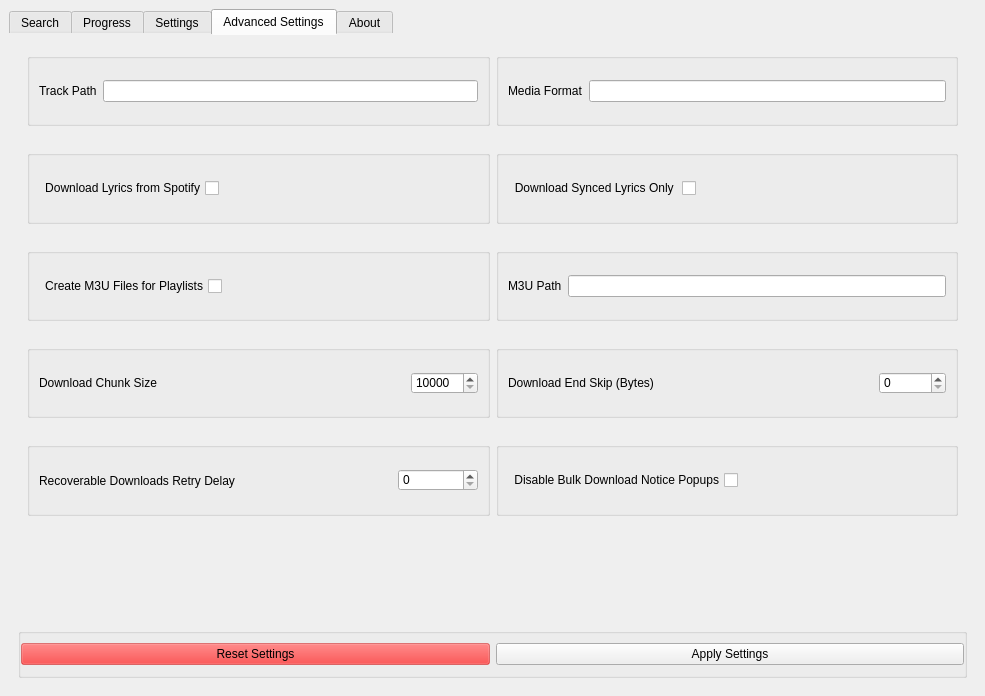
Before: the Qt Designer form src/onthespot/gui/qtui/main.ui in moddroid94/onthespot, drawn with Qt 5.
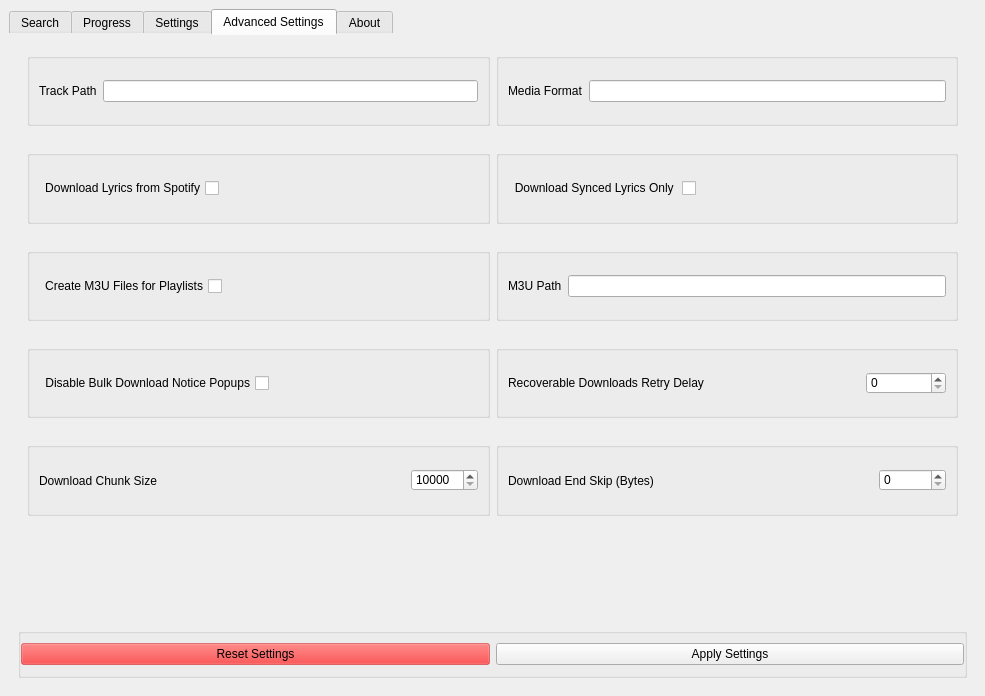
After: the same form once the commit is applied. The open tabs and pages were chosen to show the change. Icons and pictures are not drawn.

Commit message: Move advanced settings button

```diff
--- a/src/onthespot/gui/qtui/main.ui
+++ b/src/onthespot/gui/qtui/main.ui
@@ -1252,6 +1252,95 @@
              </property>
              <layout class="QHBoxLayout" name="horizontalLayout_24">
               <item>
+               <widget class="QGroupBox" name="groupBox_18">
+                <property name="title">
+                 <string/>
+                </property>
+                <layout class="QHBoxLayout" name="horizontalLayout_20">
+                 <item>
+                  <widget class="QCheckBox" name="inp_disable_bulk_popup">
+                   <property name="layoutDirection">
+                    <enum>Qt::RightToLeft</enum>
+                   </property>
+                   <property name="text">
+                    <string>Disable Bulk Download Notice Popups</string>
+                   </property>
+                  </widget>
+                 </item>
+                 <item>
+                  <spacer name="horizontalSpacer_3">
+                   <property name="orientation">
+                    <enum>Qt::Horizontal</enum>
+                   </property>
+                   <property name="sizeHint" stdset="0">
+                    <size>
+                     <width>40</width>
+                     <height>20</height>
+                    </size>
+                   </property>
+                  </spacer>
+                 </item>
+                </layout>
+               </widget>
+              </item>
+              <item>
+               <widget class="QGroupBox" name="groupBox_22">
+                <property name="title">
+                 <string/>
+                </property>
+                <property name="flat">
+                 <bool>false</bool>
+                </property>
+                <layout class="QHBoxLayout" name="horizontalLayout_22">
+                 <item>
+                  <widget class="QLabel" name="lb_max_recdl_delay">
+                   <property name="text">
+                    <string>Recoverable Downloads Retry Delay</string>
+                   </property>
+                  </widget>
+                 </item>
+                 <item>
+                  <spacer name="horizontalSpacer_4">
+                   <property name="orientation">
+                    <enum>Qt::Horizontal</enum>
+                   </property>
+                   <property name="sizeHint" stdset="0">
+                    <size>
+                     <width>40</width>
+                     <height>20</height>
+                    </size>
+                   </property>
+                  </spacer>
+                 </item>
+                 <item>
+                  <widget class="QSpinBox" name="inp_max_recdl_delay">
+                   <property name="minimumSize">
+                    <size>
+                     <width>80</width>
+                     <height>0</height>
+                    </size>
+                   </property>
+                   <property name="maximum">
+                    <number>999999</number>
+                   </property>
+                  </widget>
+                 </item>
+                </layout>
+               </widget>
+              </item>
+             </layout>
+            </widget>
+           </item>
+           <item>
+            <widget class="QGroupBox" name="gb4">
+             <property name="title">
+              <string/>
+             </property>
+             <property name="flat">
+              <bool>true</bool>
+             </property>
+             <layout class="QHBoxLayout" name="horizontalLayout_32">
+              <item>
                <widget class="QGroupBox" name="groupBox_8">
                 <property name="title">
                  <string/>
@@ -1344,95 +1433,6 @@
              </layout>
             </widget>
            </item>
-           <item>
-            <widget class="QGroupBox" name="gb4">
-             <property name="title">
-              <string/>
-             </property>
-             <property name="flat">
-              <bool>true</bool>
-             </property>
-             <layout class="QHBoxLayout" name="horizontalLayout_32">
-              <item>
-               <widget class="QGroupBox" name="groupBox_22">
-                <property name="title">
-                 <string/>
-                </property>
-                <property name="flat">
-                 <bool>false</bool>
-                </property>
-                <layout class="QHBoxLayout" name="horizontalLayout_22">
-                 <item>
-                  <widget class="QLabel" name="lb_max_recdl_delay">
-                   <property name="text">
-                    <string>Recoverable Downloads Retry Delay</string>
-                   </property>
-                  </widget>
-                 </item>
-                 <item>
-                  <spacer name="horizontalSpacer_4">
-                   <property name="orientation">
-                    <enum>Qt::Horizontal</enum>
-                   </property>
-                   <property name="sizeHint" stdset="0">
-                    <size>
-                     <width>40</width>
-                     <height>20</height>
-                    </size>
-                   </property>
-                  </spacer>
-                 </item>
-                 <item>
-                  <widget class="QSpinBox" name="inp_max_recdl_delay">
-                   <property name="minimumSize">
-                    <size>
-                     <width>80</width>
-                     <height>0</height>
-                    </size>
-                   </property>
-                   <property name="maximum">
-                    <number>999999</number>
-                   </property>
-                  </widget>
-                 </item>
-                </layout>
-               </widget>
-              </item>
-              <item>
-               <widget class="QGroupBox" name="groupBox_18">
-                <property name="title">
-                 <string/>
-                </property>
-                <layout class="QHBoxLayout" name="horizontalLayout_20">
-                 <item>
-                  <widget class="QCheckBox" name="inp_disable_bulk_popup">
-                   <property name="layoutDirection">
-                    <enum>Qt::RightToLeft</enum>
-                   </property>
-                   <property name="text">
-                    <string>Disable Bulk Download Notice Popups</string>
-                   </property>
-                  </widget>
-                 </item>
-                 <item>
-                  <spacer name="horizontalSpacer_3">
-                   <property name="orientation">
-                    <enum>Qt::Horizontal</enum>
-                   </property>
-                   <property name="sizeHint" stdset="0">
-                    <size>
-                     <width>40</width>
-                     <height>20</height>
-                    </size>
-                   </property>
-                  </spacer>
-                 </item>
-                </layout>
-               </widget>
-              </item>
-             </layout>
-            </widget>
-           </item>
            <item>
             <widget class="QGroupBox" name="gb5">
              <property name="title">
```
Left out of the diff: 2 changed lines with no effect on the pictures.
